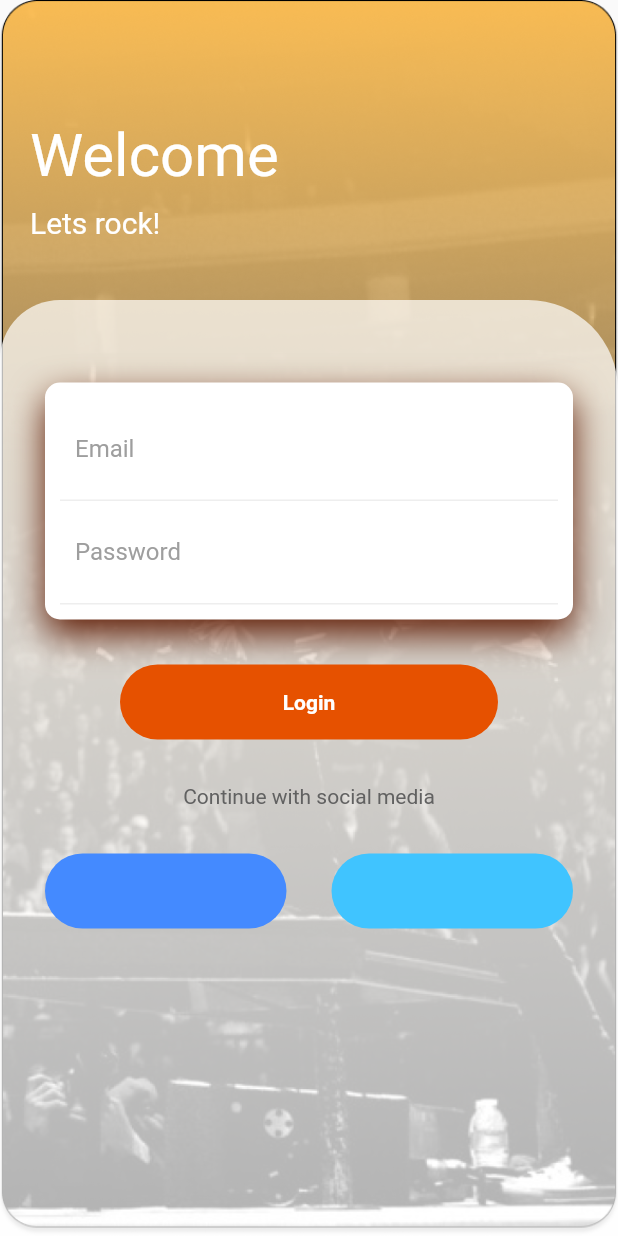
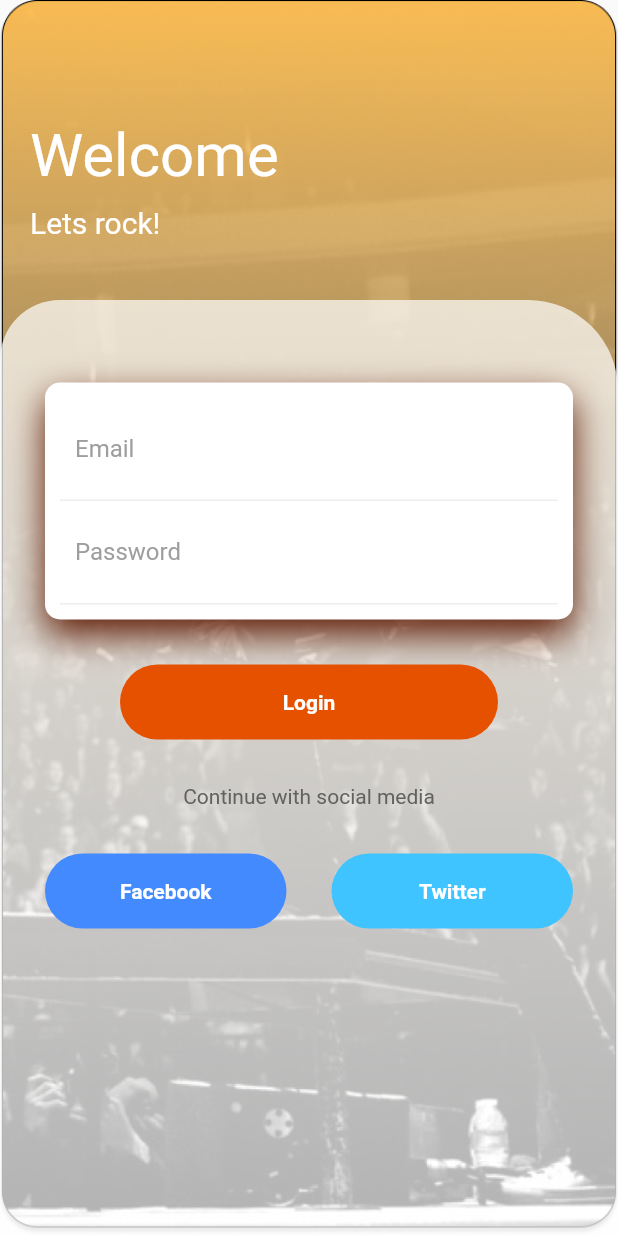
Before and after one commit to ErickJBS/setlist-hero-fl, a Flutter app: the screen it shows after launch, after a tap on "Ir a Login screen", on a phone screen of 412 x 824 dp. Run offline on Flutter 3.47's test engine with Material 2 defaults, Android fonts, the phone set to English and light mode, and no system bars.

```diff
--- a/lib/screens/login/index.dart
+++ b/lib/screens/login/index.dart
@@ -116,6 +116,9 @@ class _LoginScreenState extends State<LoginScreen> {
                                 borderRadius: BorderRadius.circular(50),
                                 color: Colors.blueAccent
                               ),
+                              child: Center(
+                                child: Text('Facebook', style: TextStyle(color: Colors.white, fontWeight: FontWeight.bold),),
+                              ),
                             ),
                           ),
                           SizedBox(width: 30,),  // separador para botones redes sociales
@@ -125,6 +128,9 @@ class _LoginScreenState extends State<LoginScreen> {
                               decoration: BoxDecoration(
                                   borderRadius: BorderRadius.circular(50),
                                   color: Colors.lightBlueAccent
+                              ),
+                              child: Center(
+                                child: Text('Twitter', style: TextStyle(color: Colors.white, fontWeight: FontWeight.bold),),
                               ),
                             ),
                           ),
```
